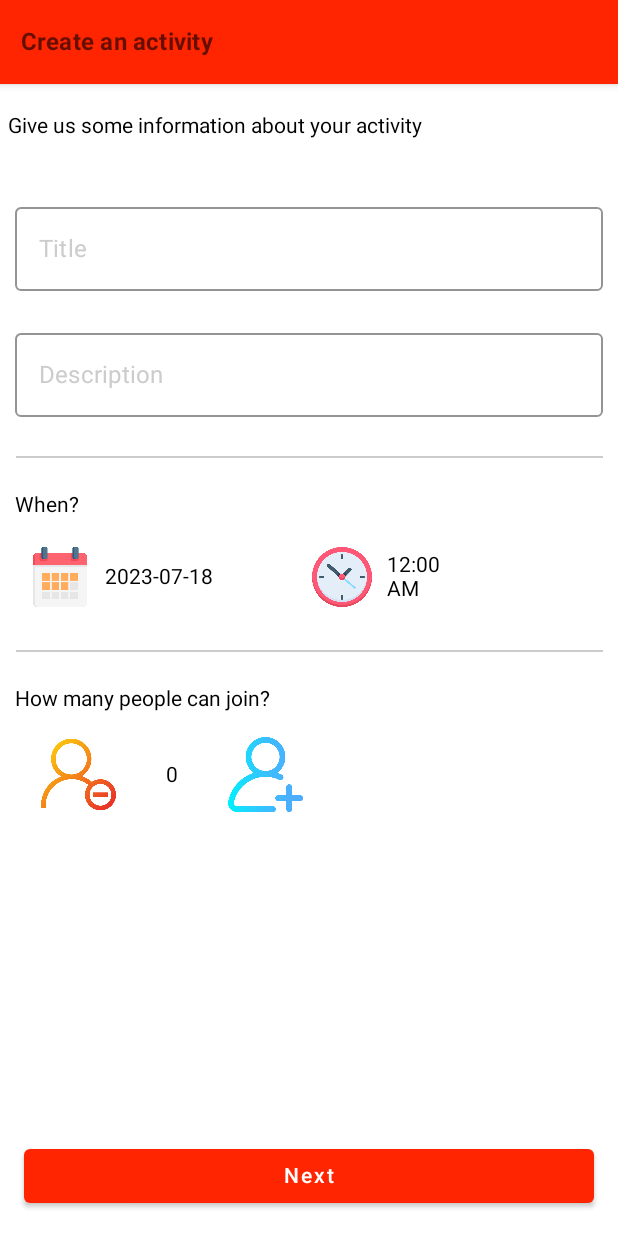
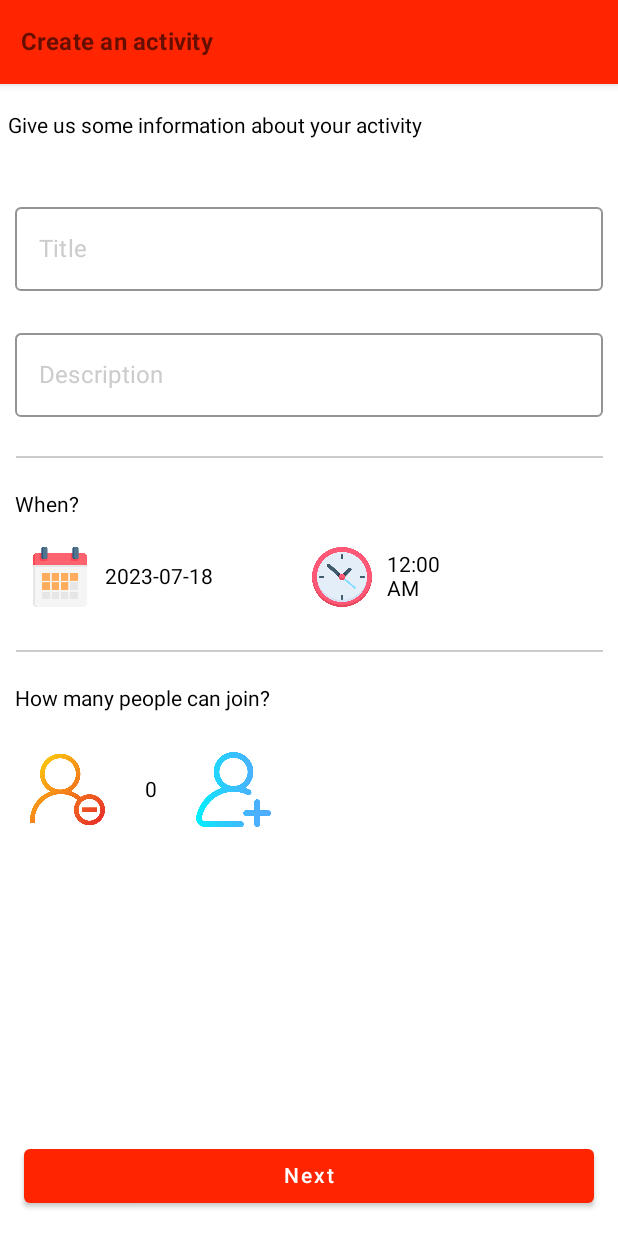
Before and after one commit to AmarHasecic/app-for-organizing-sports-activities-frontend, an Android app built with Jetpack Compose: the @Preview function PreviewCreateActivityScreen, on a phone screen of 412 x 824 dp. Run offline under Robolectric (Android 15) with nearby library versions, the light colour scheme and no system bars.

Commit message:
- Create activity screen ui redesigned, minor changes

```diff
--- a/app/src/main/java/ba/unsa/sportevents/ui/screens/activity/CreateActivity.kt
+++ b/app/src/main/java/ba/unsa/sportevents/ui/screens/activity/CreateActivity.kt
@@ -259,7 +259,8 @@ fun CreateActivity(
                                 modifier = Modifier
                                     .padding(horizontal = 10.dp)
                                     .align(Alignment.CenterVertically),
-                                color = Color.Black
+                                color = Color.Black,
+
                             )
                         }
                         Row(
@@ -333,7 +334,7 @@ fun CreateActivity(
                     )
                 }
                 item {
-                    Spacer(modifier = Modifier.height(10.dp))
+                    Spacer(modifier = Modifier.height(20.dp))
                 }
                 item {
                     Row(
@@ -341,18 +342,23 @@ fun CreateActivity(
                         verticalAlignment = Alignment.CenterVertically,
                         modifier = Modifier.padding(start = 20.dp)
                     ) {
-                        Button(
-                            onClick = { if (maxNumber > 0) maxNumber-- },
-                            colors = ButtonDefaults.buttonColors(backgroundColor = Color.Transparent),
-                            contentPadding = PaddingValues(0.dp),
-                            elevation = ButtonDefaults.elevation(0.dp)
+                        Box(
+                            modifier = Modifier
+                                .size(50.dp)
+                                .align(Alignment.CenterVertically)
+                                .clickable(
+                                    onClick = {
+                                        if (maxNumber > 0) {
+                                            maxNumber--
+                                        }
+                                    }
+                                )
                         ) {
                             Image(
                                 painter = painterResource(id = R.drawable.removeuser),
                                 contentDescription = null,
                                 modifier = Modifier
                                     .size(50.dp)
-                                    .align(Alignment.CenterVertically)
                             )
                         }
                         Spacer(modifier = Modifier.width(5.dp))
@@ -369,18 +375,23 @@ fun CreateActivity(
 
                         Spacer(modifier = Modifier.width(5.dp))
 
-                        Button(
-                            onClick = { if (maxNumber <= 50) maxNumber++ },
-                            colors = ButtonDefaults.buttonColors(backgroundColor = Color.Transparent),
-                            contentPadding = PaddingValues(0.dp),
-                            elevation = ButtonDefaults.elevation(0.dp)
+                        Box(
+                            modifier = Modifier
+                                .size(50.dp)
+                                .align(Alignment.CenterVertically)
+                                .clickable(
+                                    onClick = {
+                                        if (maxNumber < 50) {
+                                            maxNumber++
+                                        }
+                                    }
+                                )
                         ) {
                             Image(
                                 painter = painterResource(id = R.drawable.adduser),
                                 contentDescription = null,
                                 modifier = Modifier
                                     .size(50.dp)
-                                    .align(Alignment.CenterVertically)
                             )
                         }
                     }
```
